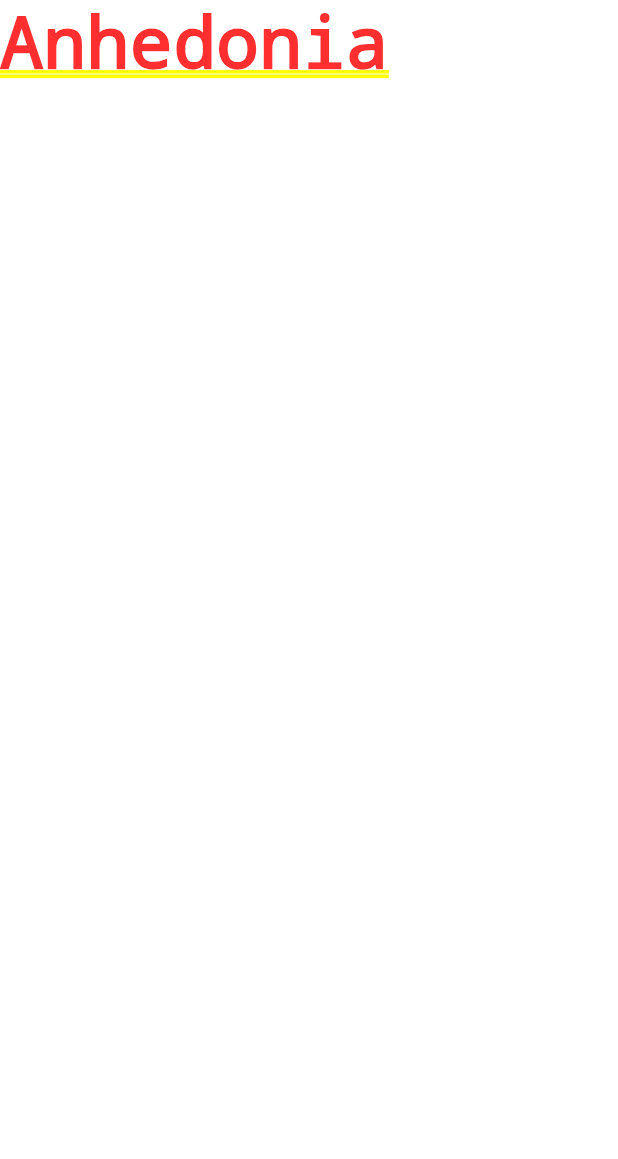
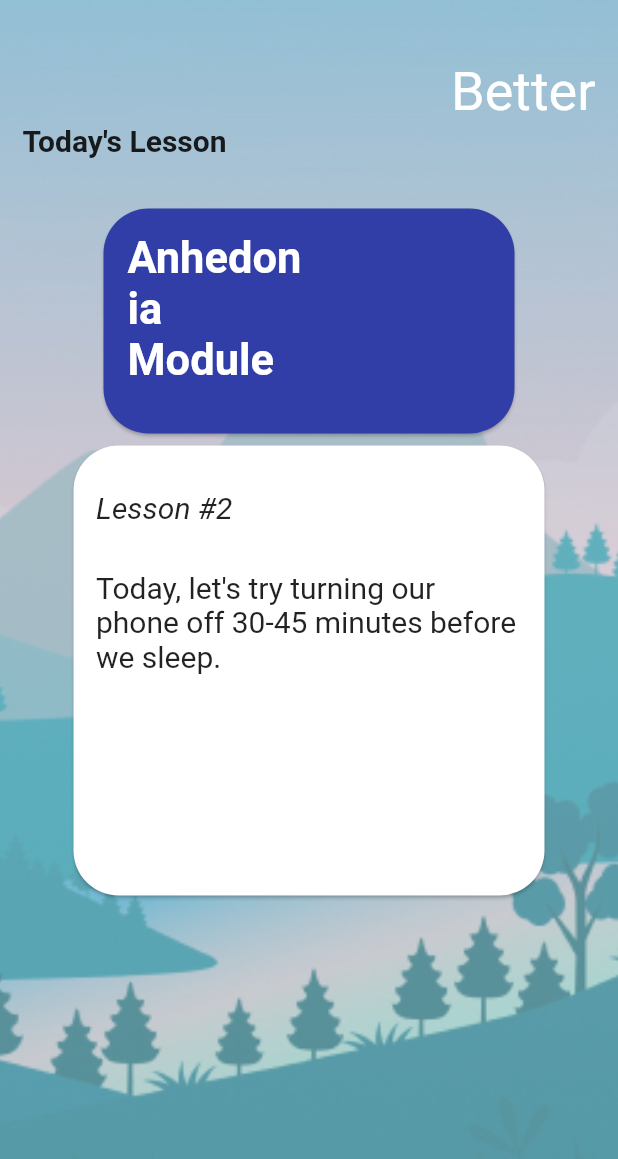
Before and after one commit to charlieblindsay/better, a Flutter app: the screen it shows after launch, after a tap on "SEE DAILY LESSON", on a phone screen of 412 x 824 dp. Shown: the top 1159 px of the screen. Run offline on Flutter 3.47's test engine with Material 2 defaults, Android fonts, the phone set to English and light mode, and no system bars; our stand-ins replace shared_preferences; Roboto replaces fonts that are missing (Cherry, Sen).

Commit message:
Made the LessonScreen look nice

```diff
--- a/lib/screens/home_screen.dart
+++ b/lib/screens/home_screen.dart
@@ -78,6 +78,10 @@ class _HomeScreenState extends State<HomeScreen> {
                         'See daily lesson'.toUpperCase(),
                         style: kMainText.copyWith(fontSize: 18.0),
                       ),
+                      style: ButtonStyle(
+                          backgroundColor: MaterialStateProperty.all(Colors.grey),
+                          foregroundColor:
+                          MaterialStateProperty.all(Colors.black)),
                       onPressed: () {
                         _getSymptomIndex();
                         Navigator.push(context,
--- a/lib/screens/lesson_screen.dart
+++ b/lib/screens/lesson_screen.dart
@@ -1,8 +1,8 @@
 import 'package:flutter/material.dart';
 import 'package:bettr_mvp/models/plan_brain.dart';
+import 'package:bettr_mvp/constants.dart';
 
 class LessonScreen extends StatefulWidget {
-
   final int index;
 
   LessonScreen({@required this.index});
@@ -12,11 +12,99 @@ class LessonScreen extends StatefulWidget {
 }
 
 class _LessonScreenState extends State<LessonScreen> {
-
   @override
   Widget build(BuildContext context) {
-    return Container(
-      child: Text(symptomsList[widget.index]),
-    );
+    return Scaffold(
+        body: Container(
+            decoration: BoxDecoration(
+              image: DecorationImage(
+                image: AssetImage('img/image_1.png'),
+                fit: BoxFit.cover,
+              ),
+            ),
+            padding: kPaddingContainer,
+            constraints: BoxConstraints.expand(),
+            child: SafeArea(
+                child: Column(
+                    crossAxisAlignment: CrossAxisAlignment.stretch,
+                    children: <Widget>[
+                  Row(
+                    mainAxisAlignment: MainAxisAlignment.end,
+                    children: [
+                      Text(
+                        'Better',
+                        style: kLogoText.copyWith(fontSize: 36.0),
+                        textAlign: TextAlign.center,
+                      ),
+                    ],
+                  ),
+                  Text(
+                    'Today\'s Lesson',
+                    style: kMainTextBold.copyWith(fontSize: 20),
+                  ),
+                  Padding(
+                    padding: const EdgeInsets.fromLTRB(50, 30, 50, 0),
+                    child: Card(
+                      shape: RoundedRectangleBorder(
+                          borderRadius: BorderRadius.circular(30)),
+                      color: Color(0XFF323EA8),
+                      child: Container(
+                          height: 150,
+                          child: Padding(
+                            padding: const EdgeInsets.all(16.0),
+                            child: Column(
+                              children: [
+                                Row(
+                                  children: [
+                                    Expanded(
+                                      flex: 1,
+                                      child: Text(
+                                        '${symptomsList[widget.index]} Module',
+                                        style: kMainTextBold.copyWith(
+                                            color: Colors.white, fontSize: 29),
+                                      ),
+                                    ),
+                                    Expanded(flex: 1, child: SizedBox()),
+                                  ],
+                                )
+                              ],
+                            ),
+                          )),
+                    ),
+                  ),
+                  Padding(
+                    padding: const EdgeInsets.symmetric(horizontal: 30.0),
+                    child: Card(
+                        shape: RoundedRectangleBorder(
+                            borderRadius: BorderRadius.circular(30)),
+                        child: Container(
+                            height: 300,
+                            child: Column(children: [
+                              Padding(
+                                padding:
+                                    const EdgeInsets.fromLTRB(15, 30, 0, 0),
+                                child: Row(
+                                  mainAxisAlignment: MainAxisAlignment.start,
+                                  children: [
+                                    Text(
+                                      'Lesson #2',
+                                      style: kMainText.copyWith(
+                                          fontSize: 20,
+                                          fontStyle: FontStyle.italic),
+                                    ),
+                                  ],
+                                ),
+                              ),
+                              Padding(
+                                padding:
+                                    const EdgeInsets.fromLTRB(15, 30, 15, 0),
+                                child: Text(
+                                  'Today, let\'s try turning our phone off 30-45 minutes before we sleep.',
+                                  style: kMainText.copyWith(fontSize: 20),
+                                ),
+                              )
+                            ]))),
+                  )
+                ]))));
   }
 }
```
Also changed, not shown: 1 other file.
